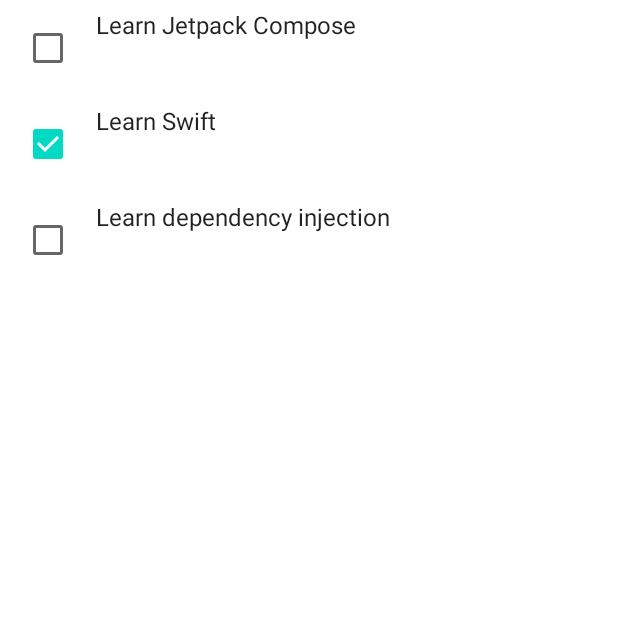
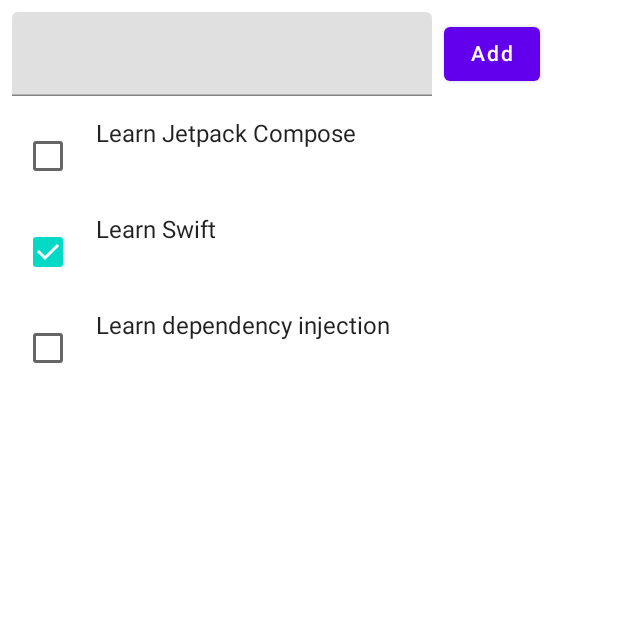
Before and after one commit to hernaezanthony/jetpack_compose_playground, an Android app built with Jetpack Compose: the screen it shows after launch (MainActivity), on a phone screen of 412 x 824 dp, the top half of it. Run offline under Robolectric (Android 15) with nearby library versions, the phone set to English and light mode, and no system bars.

Commit message:
Added adding of todo item in the list

```diff
--- a/app/src/main/java/com/ahernaez/jetpackcomposeplayground/MainActivity.kt
+++ b/app/src/main/java/com/ahernaez/jetpackcomposeplayground/MainActivity.kt
@@ -6,14 +6,15 @@ import androidx.activity.compose.setContent
 import androidx.compose.foundation.layout.*
 import androidx.compose.foundation.lazy.LazyColumn
 import androidx.compose.foundation.lazy.items
-import androidx.compose.material.Checkbox
-import androidx.compose.material.MaterialTheme
-import androidx.compose.material.Surface
-import androidx.compose.material.Text
+import androidx.compose.foundation.text.BasicTextField
+import androidx.compose.material.*
 import androidx.compose.runtime.Composable
+import androidx.compose.runtime.mutableStateListOf
 import androidx.compose.runtime.mutableStateOf
 import androidx.compose.runtime.remember
+import androidx.compose.ui.Alignment
 import androidx.compose.ui.Modifier
+import androidx.compose.ui.text.input.TextFieldValue
 import androidx.compose.ui.tooling.preview.Preview
 import androidx.compose.ui.unit.dp
 import com.ahernaez.jetpackcomposeplayground.models.Todo
@@ -22,10 +23,14 @@ import com.ahernaez.jetpackcomposeplayground.ui.theme.JetpackComposePlaygroundTh
 class MainActivity : ComponentActivity() {
 
     val todoList =  mutableStateListOf<Todo>()
+    private lateinit var onAddBtnClickListener: OnAddBtnClickListener
+
     override fun onCreate(savedInstanceState: Bundle?) {
         super.onCreate(savedInstanceState)
 
         setUpData()
+        setUpListeners()
+
         setContent {
             JetpackComposePlaygroundTheme {
                 // A surface container using the 'background' color from the theme
@@ -33,19 +38,14 @@ class MainActivity : ComponentActivity() {
                     modifier = Modifier.fillMaxSize(),
                     color = MaterialTheme.colors.background
                 ) {
-
-                    val todoList = arrayListOf(
-                        Todo("Learn Jetpack Compose", false),
-                        Todo("Learn Swift", true),
-                        Todo("Learn dependency injection", false)
-                    )
-
-                    TodoList(todoItems = todoList)
+                    Column() {
+                        TodoInput(onAddBtnClickListener)
+                        TodoList(todoItems = todoList)
+                    }
                 }
             }
         }
     }
-}
 
     private fun setUpData(){
 
@@ -57,6 +57,30 @@ class MainActivity : ComponentActivity() {
             )
         )
     }
+
+    private fun addData(input: String){
+
+        val newTodo = Todo(input, false)
+        todoList.add(newTodo)
+    }
+
+    private fun setUpListeners(){
+
+        setOnAddBtnClickListener(object : OnAddBtnClickListener{
+            override fun onAddBtnClicked(input: String) {
+                addData(input)
+            }
+        })
+    }
+
+    private fun setOnAddBtnClickListener(onAddBtnClickListener: OnAddBtnClickListener){
+        this.onAddBtnClickListener = onAddBtnClickListener
+    }
+
+    interface OnAddBtnClickListener{
+        fun onAddBtnClicked(input: String)
+    }
+}
 
 @Composable
 fun TodoList(todoItems : MutableList<Todo>){
@@ -83,10 +107,34 @@ fun TodoCard(todo: String, isChecked: Boolean){
 
 }
 
+@Composable
+fun TodoInput(onAddBtnClickListener: MainActivity.OnAddBtnClickListener){
+
+    Row(modifier = Modifier.padding(all = 8.dp),
+        horizontalArrangement = Arrangement.Center,
+        verticalAlignment = Alignment.CenterVertically){
+
+        val textState = remember { mutableStateOf(TextFieldValue())}
+        TextField(
+            value = textState.value,
+            onValueChange = {textState.value = it}
+        )
+
+        Spacer(modifier = Modifier.width(8.dp))
+
+        Button(onClick = {
+            onAddBtnClickListener.onAddBtnClicked(textState.value.text)
+
+        }) {
+            Text(text = "Add")
+        }
+    }
+}
+
 @Preview(showBackground = true)
 @Composable
 fun DefaultPreview() {
     JetpackComposePlaygroundTheme {
-        TodoCard(todo = "Learn Jetpack Compose", isChecked = false)
+
     }
 }
```
